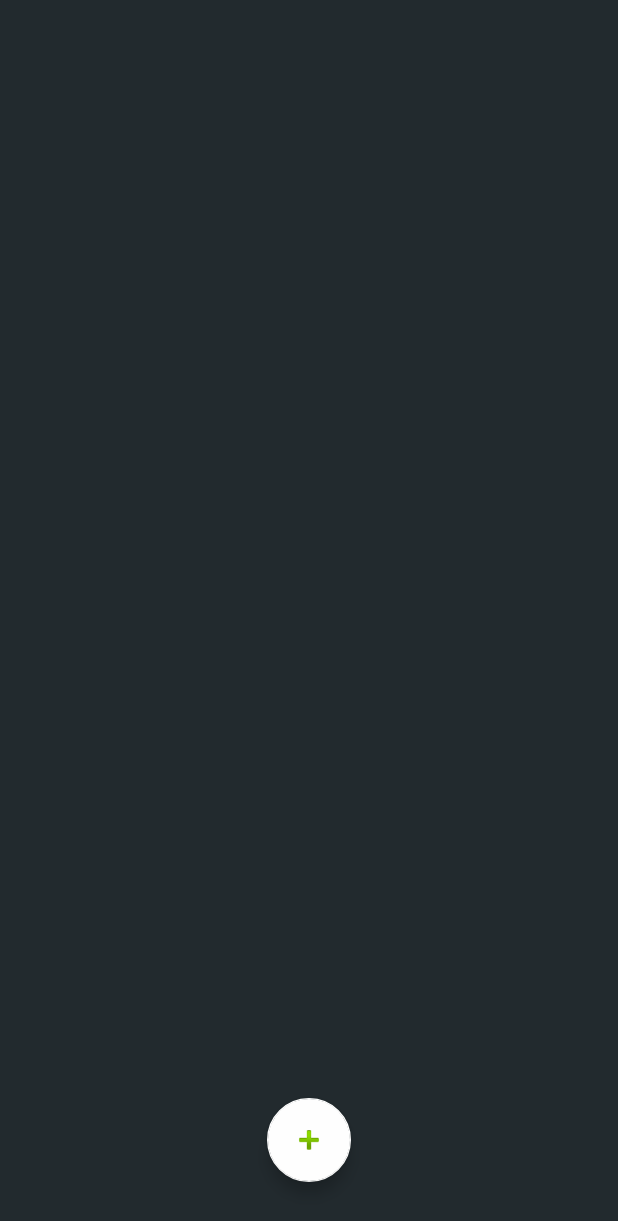
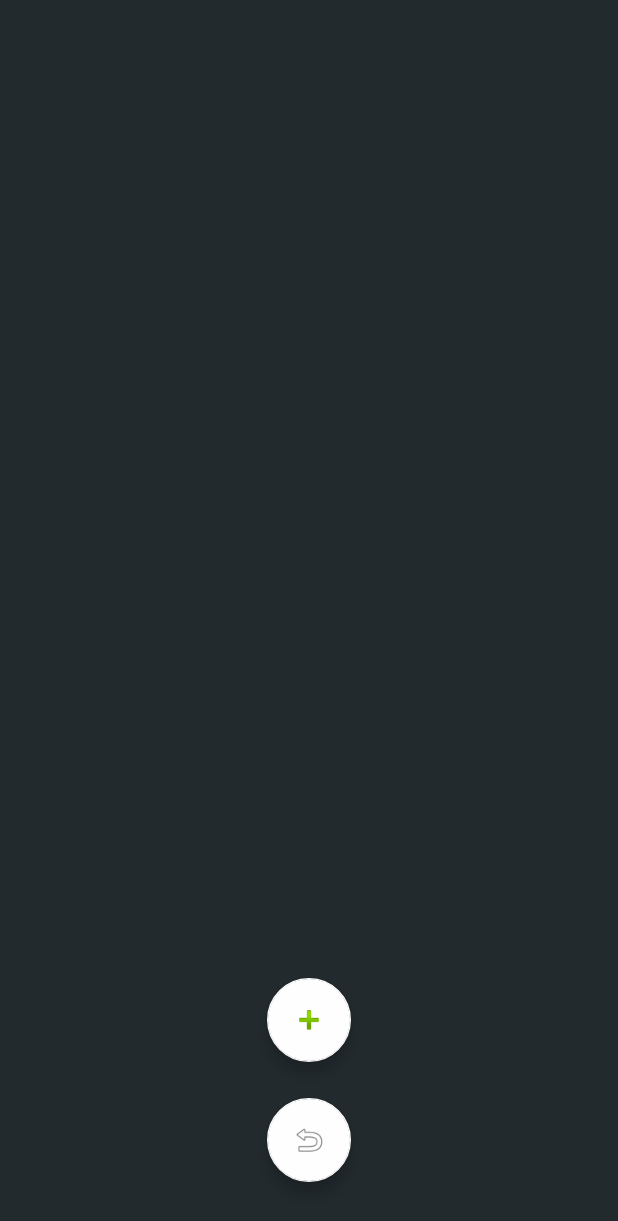
Before and after one commit to GilgameshTC/Traffles, an Android app: the screen it shows after launch (MainActivity), on a phone screen of 412 x 824 dp. Shown: the top 1221 px of the screen. Run offline under Robolectric (Android 15) with nearby library versions, the phone set to English and light mode, and no system bars.

Commit message:
Add Reset Button

```diff
--- a/app/src/main/res/layout/activity_main.xml
+++ b/app/src/main/res/layout/activity_main.xml
@@ -9,7 +9,20 @@
     tools:context=".MainActivity">
 
     <android.support.design.widget.FloatingActionButton
-        android:id="@+id/floatingActionButton"
+        android:id="@+id/addButton"
+        android:layout_width="wrap_content"
+        android:layout_height="wrap_content"
+        android:layout_marginBottom="24dp"
+        android:layout_marginEnd="8dp"
+        android:layout_marginStart="8dp"
+        android:clickable="true"
+        app:layout_constraintBottom_toTopOf="@+id/resetButton"
+        app:layout_constraintEnd_toEndOf="parent"
+        app:layout_constraintStart_toStartOf="parent"
+        app:srcCompat="@android:drawable/ic_input_add" />
+
+    <android.support.design.widget.FloatingActionButton
+        android:id="@+id/resetButton"
         android:layout_width="wrap_content"
         android:layout_height="wrap_content"
         android:layout_marginBottom="36dp"
@@ -19,7 +32,7 @@
         app:layout_constraintBottom_toTopOf="@+id/navigation"
         app:layout_constraintEnd_toEndOf="parent"
         app:layout_constraintStart_toStartOf="parent"
-        app:srcCompat="@android:drawable/ic_input_add" />
+        app:srcCompat="@android:drawable/ic_menu_revert" />
 
     <android.support.design.widget.BottomNavigationView
         android:id="@+id/navigation"
```
